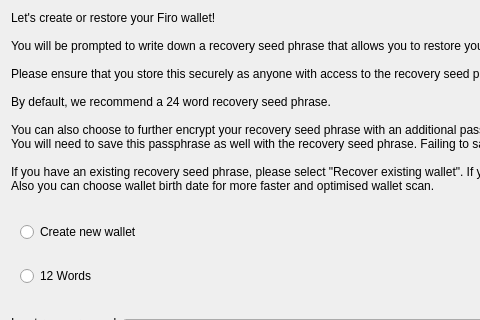
PrivoraCore/Privora, file src/qt/forms/recover.ui: the form before one commit; both pictures show x 0 to 480 and y 0 to 320 of the 956 by 660 pixel window.
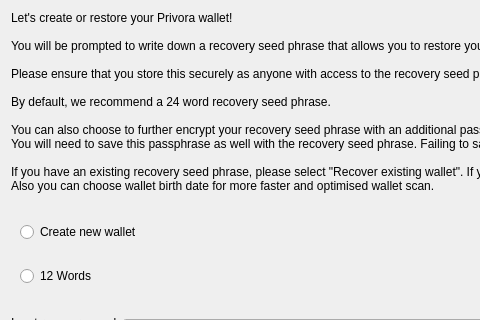
The form after the commit.

What changed in the file:
```diff
--- a/src/qt/forms/recover.ui
+++ b/src/qt/forms/recover.ui
@@ -29,7 +29,7 @@
       </sizepolicy>
      </property>
      <property name="text">
-      <string>Let's create or restore your Firo wallet!
+      <string>Let's create or restore your Privora wallet!
 
 You will be prompted to write down a recovery seed phrase that allows you to restore your wallet in the future.
 
```
